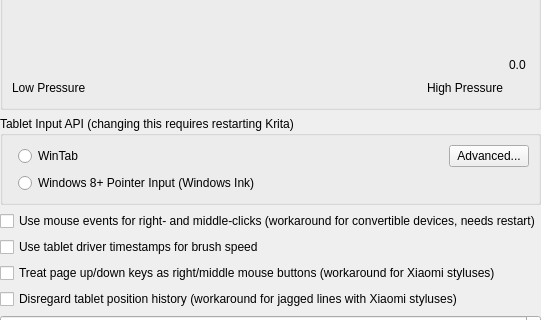
The window that libs/ui/forms/wdgtabletsettings.ui (udtren/Solstice) describes before a commit, drawn with Qt 5; both pictures show x 0 to 541 and y 207 to 527 of the 541 by 608 pixel window.
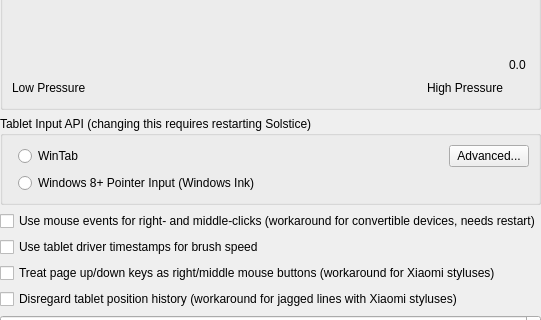
The same window after the commit. Custom widgets are drawn as their Qt base class.

Commit message: Name the application Solstice in interface strings; updaters off

Diff of the .ui file:
```diff
--- a/libs/ui/forms/wdgtabletsettings.ui
+++ b/libs/ui/forms/wdgtabletsettings.ui
@@ -127,7 +127,7 @@
    <item>
     <widget class="QGroupBox" name="grpTabletApi">
      <property name="title">
-      <string>Tablet Input API (changing this requires restarting Krita)</string>
+      <string>Tablet Input API (changing this requires restarting Solstice)</string>
      </property>
      <layout class="QFormLayout" name="formLayout_2">
       <item row="0" column="1">
```
Left out of the diff: 4 changed lines with no effect on the pictures. The commit also changes 95 other files.
